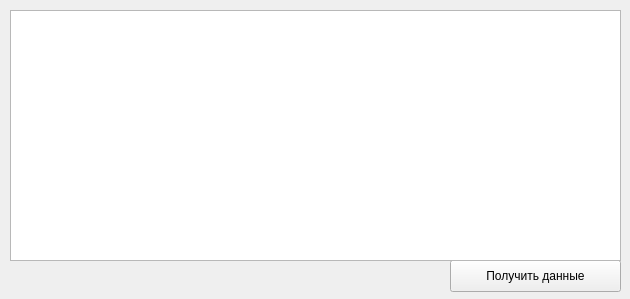
Above: main.ui from Alekcey264/Coffee before the change. Below: the same form after it.
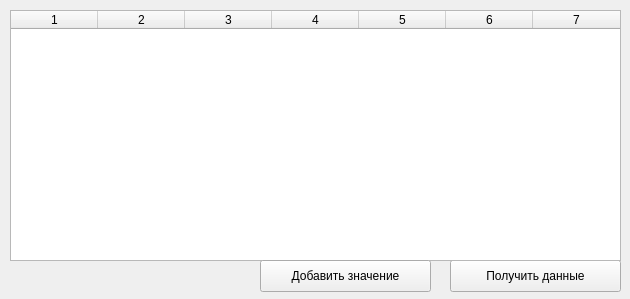
That is the form after the change.

What changed in the file:
```diff
--- a/main.ui
+++ b/main.ui
@@ -35,6 +35,44 @@
      <height>251</height>
     </rect>
    </property>
+   <property name="columnCount">
+    <number>7</number>
+   </property>
+   <attribute name="horizontalHeaderCascadingSectionResizes">
+    <bool>false</bool>
+   </attribute>
+   <attribute name="horizontalHeaderDefaultSectionSize">
+    <number>87</number>
+   </attribute>
+   <attribute name="horizontalHeaderHighlightSections">
+    <bool>true</bool>
+   </attribute>
+   <attribute name="horizontalHeaderShowSortIndicator" stdset="0">
+    <bool>false</bool>
+   </attribute>
+   <attribute name="horizontalHeaderStretchLastSection">
+    <bool>false</bool>
+   </attribute>
+   <column/>
+   <column/>
+   <column/>
+   <column/>
+   <column/>
+   <column/>
+   <column/>
+  </widget>
+  <widget class="QPushButton" name="addButton">
+   <property name="geometry">
+    <rect>
+     <x>260</x>
+     <y>260</y>
+     <width>171</width>
+     <height>32</height>
+    </rect>
+   </property>
+   <property name="text">
+    <string>Добавить значение</string>
+   </property>
   </widget>
  </widget>
  <resources/>
```
